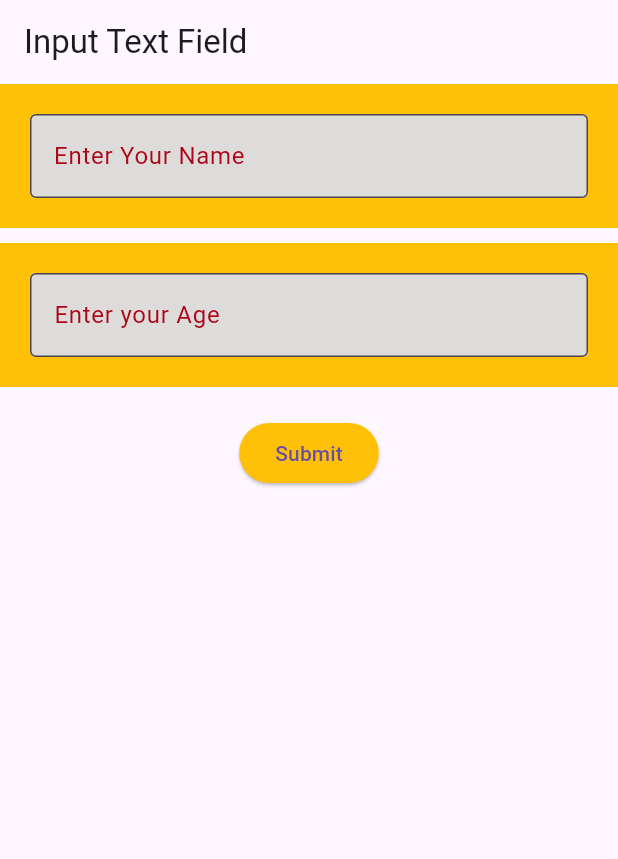
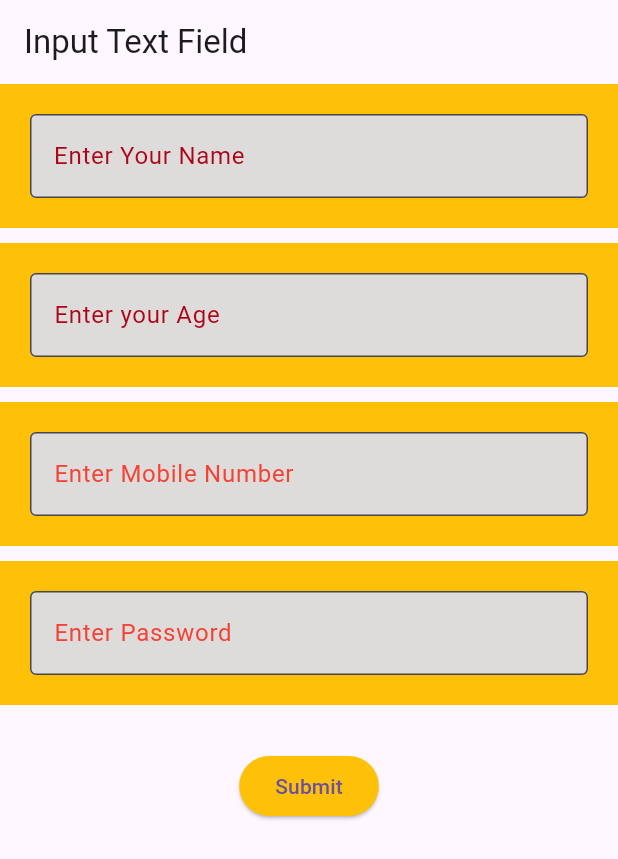
Before and after one commit to krishansharma11/40DaysOfFlutter, a Flutter app: the screen it shows after launch, on a phone screen of 412 x 824 dp. Shown: the top 859 px of the screen. Run offline on Flutter 3.47's test engine with Material 3 defaults, Android fonts, the phone set to English and light mode, and no system bars; missing offline and left inert: dart:ffi.

Commit message:
added password text field

```diff
--- a/lib/main.dart
+++ b/lib/main.dart
@@ -1,3 +1,5 @@
+import 'dart:ffi';
+
 import 'package:flutter/material.dart';
 
 void main() {
@@ -10,6 +12,7 @@ class MyTextFieldClass extends StatelessWidget {
   @override
   Widget build(BuildContext context) {
     final formAge = GlobalKey<FormState>();
+    final password = GlobalKey<FormState>();
 
     // TODO: implement build
     return MaterialApp(
@@ -64,6 +67,44 @@ class MyTextFieldClass extends StatelessWidget {
                         ),
                       ),
                     ),
+                    SizedBox(height: 10),
+                    Container(
+                      color: Colors.amber,
+                      child: const Padding(
+                        padding: EdgeInsets.all(20),
+                        child: TextField(
+                          keyboardType: TextInputType.number,
+                          decoration: InputDecoration(
+                            filled: true,
+                            fillColor: Color.fromARGB(255, 222, 220, 218),
+                            border: OutlineInputBorder(),
+                            labelText: "Enter Mobile Number",
+                            labelStyle: TextStyle(color: Colors.red),
+                          ),
+                        ),
+                      ),
+                    ),
+                    SizedBox(height: 10),
+                    Container(
+                      color: Colors.amber,
+                      child: const Padding(
+                        padding: EdgeInsets.all(20),
+                        child: TextField(
+                          // style: TextStyle(backgroundColor: Colors.yellow),
+                          obscureText: true,
+                          decoration: InputDecoration(
+                            fillColor: Color.fromARGB(255, 222, 220, 218),
+                            filled: true,
+                            labelText: "Enter Password",
+                            border: OutlineInputBorder(),
+                            labelStyle: TextStyle(color: Colors.red),
+                          ),
+                        ),
+                      ),
+                    ),
+                    const SizedBox(
+                      height: 10,
+                    ),
                     Padding(
                       padding: const EdgeInsets.all(20),
                       child: ElevatedButton(
```
